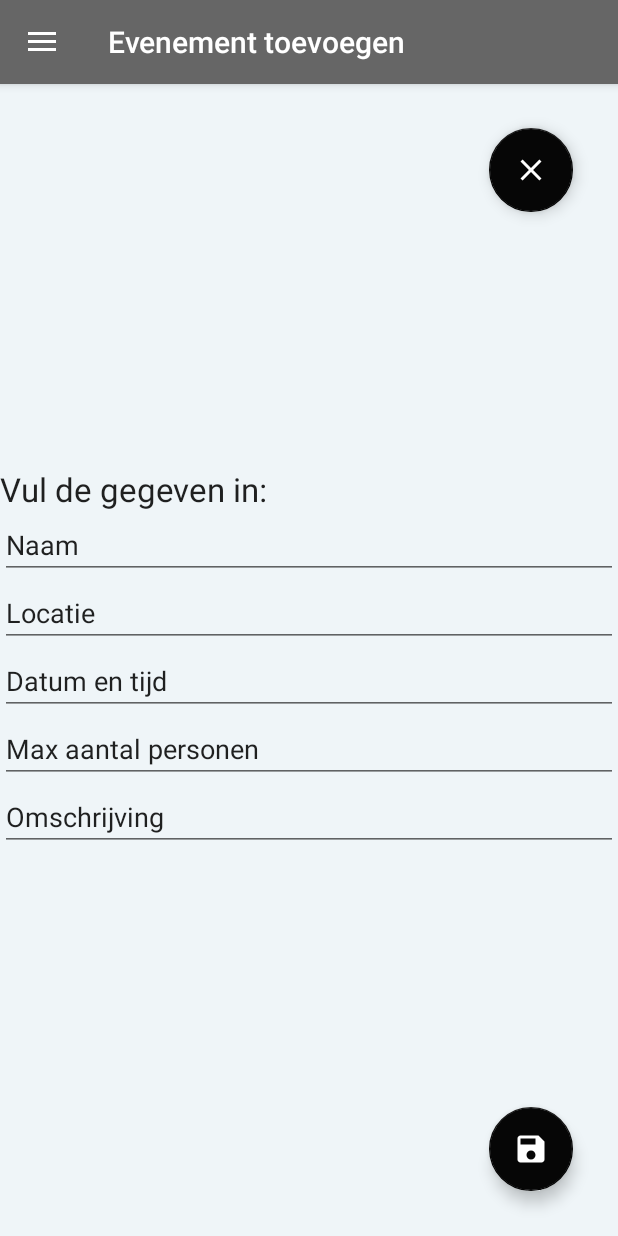
After one commit to sdenboer/bp3, an Android app: the fragment EventAdd placed in its activity, on a phone screen of 412 x 824 dp. The commit adds this screen. Run offline under Robolectric (Android 15) with nearby library versions, the phone set to English and light mode, and no system bars; our stand-ins replace Volley, data binding.

Commit message:
save 3 april working list

```diff
--- a/app/src/main/java/com/example/bp3/views/adapters/EventRecyclerViewAdapter.java
+++ b/app/src/main/java/com/example/bp3/views/adapters/EventRecyclerViewAdapter.java
@@ -31,9 +31,10 @@ public class EventRecyclerViewAdapter extends RecyclerView.Adapter<AanbodEventHo
     @Override
     public void onBindViewHolder(@NonNull AanbodEventHolder aanbodEventHolder, int i) {
         AanbodEvent event = this.aanbodEvents.get(i);
-        aanbodEventHolder.getEventNummer().setText(Integer.toString(event.getEventnummer()));
         aanbodEventHolder.getEventNaam().setText(event.getNaam());
+        aanbodEventHolder.getEventSoort().setText(event.getSoort().getSoort());
         aanbodEventHolder.getEventDatum().setText(event.getDatumentijd());
+
     }
 
     @Override
--- /dev/null
+++ b/app/src/main/java/com/example/bp3/views/fragments/Event/EventAdd.java
@@ -0,0 +1,55 @@
+package com.example.bp3.views.fragments.Event;
+
+import android.os.Bundle;
+import android.support.design.widget.FloatingActionButton;
+import android.support.v4.app.Fragment;
+import android.support.v4.app.FragmentTransaction;
+import android.support.v7.widget.RecyclerView;
+import android.view.LayoutInflater;
+import android.view.View;
+import android.view.ViewGroup;
+import android.widget.EditText;
+import android.widget.NumberPicker;
+
+import com.example.bp3.R;
+import com.example.bp3.views.fragmentsHelpers.ViewFragment;
+
+/**
+ * @author Koen Franken
+ */
+
+public class EventAdd extends ViewFragment {
+    private EditText txtnaam, txtlocatie, txtdatumentijd, txtaantalp, txtomschrijving;
+    private NumberPicker numberAantalp;
+
+    @Override
+    public View onCreateView(LayoutInflater inflater, ViewGroup container, Bundle savedInstanceState) {
+        final View view = inflater.inflate(R.layout.fragment_event_add, container, false);
+
+        txtnaam = (EditText) view.findViewById(R.id.editTextEventNaam);
+        txtlocatie = (EditText) view.findViewById(R.id.editTextEventLocatie);
+        txtdatumentijd = (EditText) view.findViewById(R.id.editTextEventDatumtijd);
+        txtomschrijving = (EditText) view.findViewById(R.id.editTextEventOmschrijving);
+        txtaantalp = (EditText) view.findViewById(R.id.editTextEventAantalp);
+        FloatingActionButton btnclose = (FloatingActionButton) view.findViewById(R.id.button_CloseEvent);
+        FloatingActionButton btnsave = (FloatingActionButton) view.findViewById(R.id.button_SaveEvent);
+
+        btnclose.setOnClickListener(v -> {
+            FragmentTransaction t = this.getFragmentManager().beginTransaction();
+            Fragment frag = new Event();
+            t.addToBackStack(null);
+            t.replace(R.id.fragment_container, frag);
+            t.commit();
+        });
+        btnsave.setOnClickListener(v -> {
+            //insert event
+            System.out.println("opslaan");
+        });
+        return view;
+    }
+
+    @Override
+    public int title() {
+        return R.string.event_add;
+    }
+}
--- /dev/null
+++ b/app/src/main/res/drawable/ic_add.xml
@@ -0,0 +1,5 @@
+<vector android:height="24dp" android:tint="#FFFFFF"
+    android:viewportHeight="24.0" android:viewportWidth="24.0"
+    android:width="24dp" xmlns:android="http://schemas.android.com/apk/res/android">
+    <path android:fillColor="#FF000000" android:pathData="M19,13h-6v6h-2v-6H5v-2h6V5h2v6h6v2z"/>
+</vector>
--- /dev/null
+++ b/app/src/main/res/drawable/ic_close.xml
@@ -0,0 +1,5 @@
+<vector android:height="24dp" android:tint="#FFFFFF"
+    android:viewportHeight="24.0" android:viewportWidth="24.0"
+    android:width="24dp" xmlns:android="http://schemas.android.com/apk/res/android">
+    <path android:fillColor="#FF000000" android:pathData="M19,6.41L17.59,5 12,10.59 6.41,5 5,6.41 10.59,12 5,17.59 6.41,19 12,13.41 17.59,19 19,17.59 13.41,12z"/>
+</vector>
--- /dev/null
+++ b/app/src/main/res/drawable/ic_save.xml
@@ -0,0 +1,5 @@
+<vector android:height="24dp" android:tint="#FFFFFF"
+    android:viewportHeight="24.0" android:viewportWidth="24.0"
+    android:width="24dp" xmlns:android="http://schemas.android.com/apk/res/android">
+    <path android:fillColor="#FF000000" android:pathData="M17,3L5,3c-1.11,0 -2,0.9 -2,2v14c0,1.1 0.89,2 2,2h14c1.1,0 2,-0.9 2,-2L21,7l-4,-4zM12,19c-1.66,0 -3,-1.34 -3,-3s1.34,-3 3,-3 3,1.34 3,3 -1.34,3 -3,3zM15,9L5,9L5,5h10v4z"/>
+</vector>
--- /dev/null
+++ b/app/src/main/res/layout/fragment_event_add.xml
@@ -0,0 +1,81 @@
+<?xml version="1.0" encoding="utf-8"?>
+<android.support.design.widget.CoordinatorLayout
+    xmlns:android="http://schemas.android.com/apk/res/android"
+    xmlns:app="http://schemas.android.com/apk/res-auto"
+    android:layout_width="match_parent"
+    android:layout_height="match_parent">
+
+    <android.support.design.widget.FloatingActionButton
+        android:id="@+id/button_SaveEvent"
+        android:layout_width="wrap_content"
+        android:layout_height="wrap_content"
+        android:layout_gravity="end|bottom"
+        android:layout_margin="30dp"
+        android:src="@drawable/ic_save"
+        app:backgroundTint="@color/colorNavIcon" />
+
+    <android.support.design.widget.FloatingActionButton
+        android:id="@+id/button_CloseEvent"
+        android:layout_width="wrap_content"
+        android:layout_height="wrap_content"
+        android:layout_gravity="end|top"
+        android:layout_margin="30dp"
+        android:src="@drawable/ic_close"
+        app:backgroundTint="@color/colorNavIcon" />
+
+    <LinearLayout
+        android:layout_width="match_parent"
+        android:layout_height="match_parent"
+        android:gravity="center_vertical"
+        android:orientation="vertical">
+
+        <TextView
+            android:id="@+id/textViewAddevent"
+            android:layout_width="match_parent"
+            android:layout_height="wrap_content"
+            android:text="@string/event_addEvent"
+            android:textAppearance="@style/TextAppearance.AppCompat.Large" />
+
+        <EditText
+            android:id="@+id/editTextEventNaam"
+            android:layout_width="match_parent"
+            android:layout_height="wrap_content"
+            android:ems="10"
+            android:inputType="textPersonName"
+            android:text="Naam" />
+
+        <EditText
+            android:id="@+id/editTextEventLocatie"
+            android:layout_width="match_parent"
+            android:layout_height="wrap_content"
+            android:ems="10"
+            android:inputType="textPersonName"
+            android:text="Locatie" />
+
+        <EditText
+            android:id="@+id/editTextEventDatumtijd"
+            android:layout_width="match_parent"
+            android:layout_height="wrap_content"
+            android:ems="10"
+            android:inputType="textPersonName"
+            android:text="Datum en tijd" />
+
+        <EditText
+            android:id="@+id/editTextEventAantalp"
+            android:layout_width="match_parent"
+            android:layout_height="wrap_content"
+            android:ems="10"
+            android:inputType="numberSigned"
+            android:text="Max aantal personen" />
+
+        <EditText
+            android:id="@+id/editTextEventOmschrijving"
+            android:layout_width="match_parent"
+            android:layout_height="wrap_content"
+            android:ems="10"
+            android:inputType="textPersonName"
+            android:text="Omschrijving" />
+
+    </LinearLayout>
+
+</android.support.design.widget.CoordinatorLayout>
--- a/app/src/main/res/values/colors.xml
+++ b/app/src/main/res/values/colors.xml
@@ -3,7 +3,7 @@
     <color name="colorPrimary">#666666</color>
     <color name="colorPrimaryDark">#00574B</color>
     <color name="colorAccent">#D81B60</color>
-    <color name="colorNavIcon">#666666</color>
+    <color name="colorNavIcon">#060606</color>
     <color name="colorNavText">#666666</color>
     <color name="colorBackground">#EFF5F8</color>
 </resources>
--- a/app/src/main/res/values/strings.xml
+++ b/app/src/main/res/values/strings.xml
@@ -36,6 +36,8 @@
     <string name="events_event">Events</string>
     <string name="event_aanvragen">Events Aanvragen</string>
     <string name="event_page">Evenement</string>
+    <string name="event_add">Evenement toevoegen</string>
+    <string name="event_addEvent">Vul de gegeven in: </string>
     <string name="event_terugbtn">Terug</string>
     <string name="event_inschrijfbtn">Inschrijven</string>
     <string name="eventpage_naam">Naam: </string>
```
Also changed, not shown: app/src/main/java/com/example/bp3/views/adapters/viewHolders/AanbodEventHolder.java (+4 -4 lines), app/src/main/java/com/example/bp3/views/fragments/Event/Event.java (+19 -101 lines), app/src/main/res/drawable/ic_launcher_foreground.xml (added, +9 -0 lines), app/src/main/res/layout/event_cardview.xml (+15 -13 lines), app/src/main/res/layout/fragment_event.xml (+10 -2 lines).
